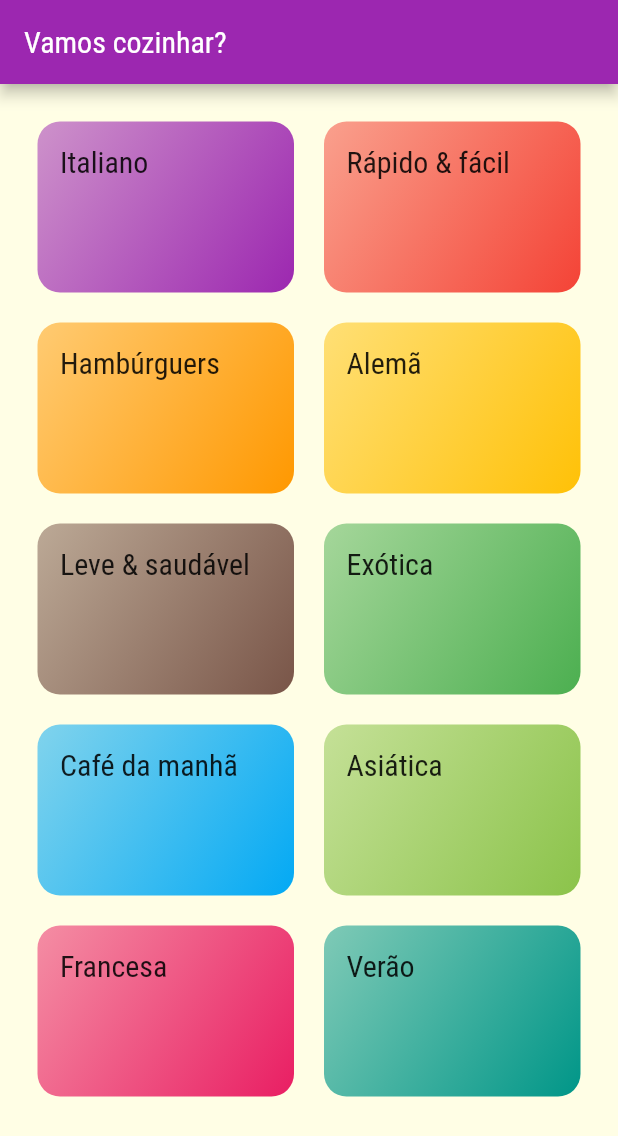
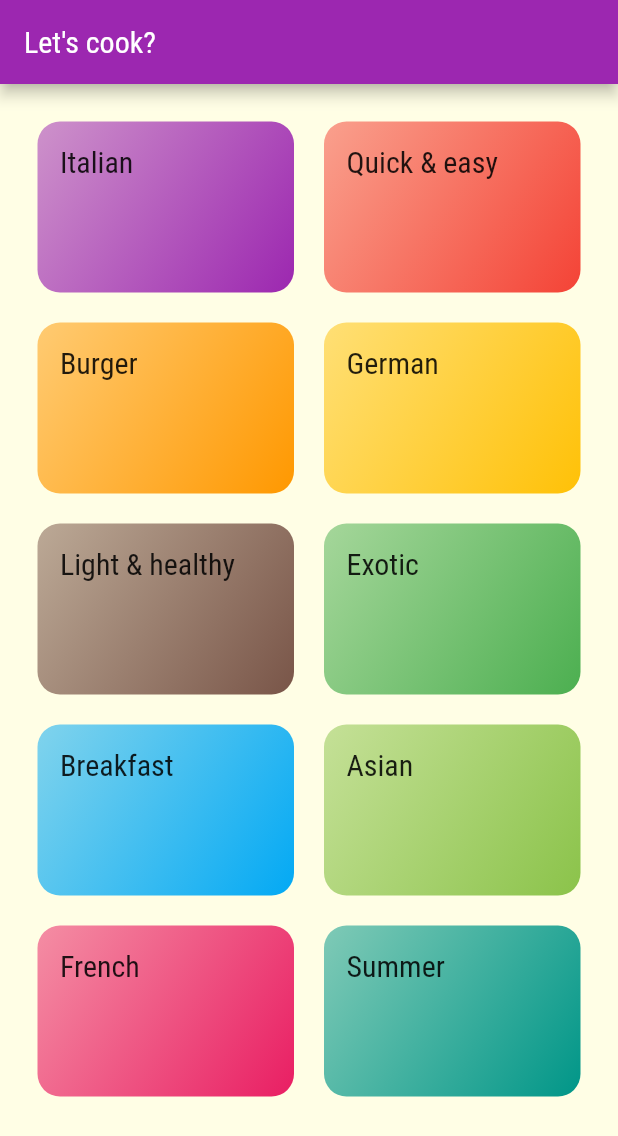
Before and after one commit to oElberte/meals, a Flutter app: the screen it shows after launch, on a phone screen of 412 x 824 dp. Shown: the top 1136 px of the screen. Run offline on Flutter 3.47's test engine with Material 2 defaults, Android fonts, the phone set to English and light mode, and no system bars.

Commit message:
Screen with meals

```diff
--- a/lib/data/dummy_data.dart
+++ b/lib/data/dummy_data.dart
@@ -6,52 +6,52 @@ import '../models/meal.dart';
 const dummyCategories = [
   Category(
     id: 'c1',
-    title: 'Italiano',
+    title: 'Italian',
     color: Colors.purple,
   ),
   Category(
     id: 'c2',
-    title: 'Rápido & fácil',
+    title: 'Quick & easy',
     color: Colors.red,
   ),
   Category(
     id: 'c3',
-    title: 'Hambúrguers',
+    title: 'Burger',
     color: Colors.orange,
   ),
   Category(
     id: 'c4',
-    title: 'Alemã',
+    title: 'German',
     color: Colors.amber,
   ),
   Category(
     id: 'c5',
-    title: 'Leve & saudável',
+    title: 'Light & healthy',
     color: Colors.brown,
   ),
   Category(
     id: 'c6',
-    title: 'Exótica',
+    title: 'Exotic',
     color: Colors.green,
   ),
   Category(
     id: 'c7',
-    title: 'Café da manhã',
+    title: 'Breakfast',
     color: Colors.lightBlue,
   ),
   Category(
     id: 'c8',
-    title: 'Asiática',
+    title: 'Asian',
     color: Colors.lightGreen,
   ),
   Category(
     id: 'c9',
-    title: 'Francesa',
+    title: 'French',
     color: Colors.pink,
   ),
   Category(
     id: 'c10',
-    title: 'Verão',
+    title: 'Summer',
     color: Colors.teal,
   ),
 ];
--- a/lib/screens/categories_screen.dart
+++ b/lib/screens/categories_screen.dart
@@ -9,7 +9,7 @@ class CategoriesScreen extends StatelessWidget {
   Widget build(BuildContext context) {
     return Scaffold(
       appBar: AppBar(
-        title: const Text("Vamos cozinhar?"),
+        title: const Text("Let's cook?"),
       ),
       body: GridView.builder(
         padding: const EdgeInsets.all(25),
```
Also changed, not shown: lib/components/meal_item.dart (added, +92 -0 lines), lib/models/meal.dart (+28 -0 lines), lib/screens/categories_meals_screen.dart (+11 -2 lines).
